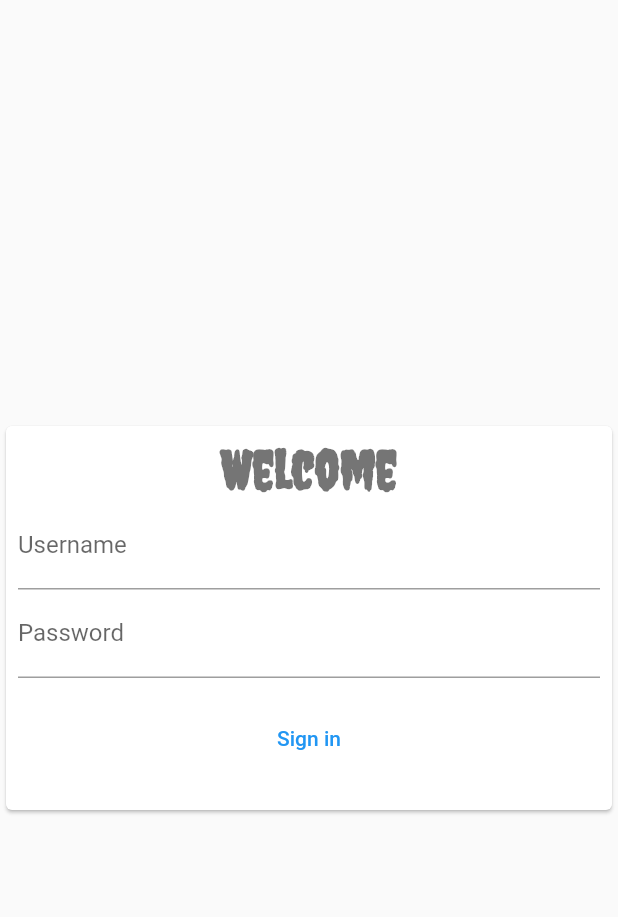
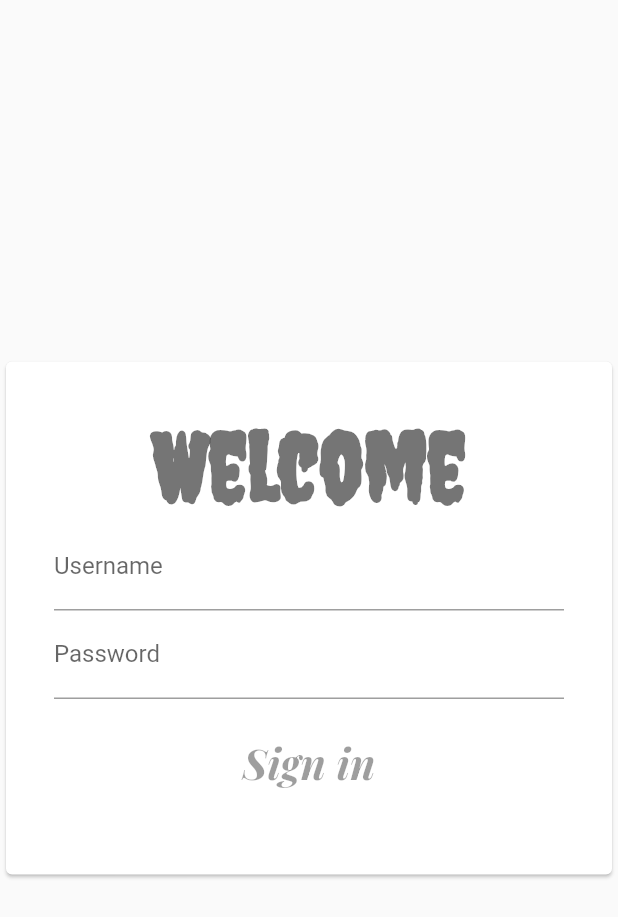
Before and after one commit to IT-HUSET/flutter-tmdb, a Flutter app: the screen it shows after launch, on a phone screen of 412 x 824 dp. Shown: the top 917 px of the screen. Run offline on Flutter 3.47's test engine with Material 2 defaults, Android fonts, the phone set to English and light mode, and no system bars; accounts and stored records are empty; network calls fail.

Commit message:
Step 5 (complete) files

```diff
--- /dev/null
+++ b/lib/application/app_router.dart
@@ -0,0 +1,19 @@
+import 'package:flutter/material.dart';
+import 'package:tmdb/data/repository/movie_repository.dart';
+import 'package:tmdb/presentation/favorites/favorites_screen.dart';
+import 'package:tmdb/presentation/movies/movie_detail_screen.dart';
+import 'package:tmdb/presentation/movies/movies_list_screen.dart';
+import 'package:tmdb/presentation/settings/settings_screen.dart';
+
+class AppRouter {
+  AppRouter(this._movieRepository);
+
+  final MovieRepository _movieRepository;
+
+  late final Map<String, WidgetBuilder> routes = {
+    'movies': (context) => MoviesListScreen(movieRepository: _movieRepository),
+    'movies/detail': (context) => const MovieDetail(),
+    'favorites': (context) => const FavoritesScreen(),
+    'settings': (context) => const SettingsScreen(),
+  };
+}
--- a/lib/application/app_state.dart
+++ b/lib/application/app_state.dart
@@ -1,6 +1,7 @@
 import 'dart:collection';
 
 import 'package:flutter/widgets.dart';
+import 'package:tmdb/application/app_router.dart';
 import 'package:tmdb/data/api/movie_db_api.dart';
 import 'package:tmdb/data/model/movie.dart';
 import 'package:tmdb/data/model/user_credentials.dart';
@@ -24,17 +25,33 @@ class AppStateProvider extends InheritedNotifier {
 class AppState extends ChangeNotifier {
   final MovieRepository movieRepository = MovieRepository(MovieDBApi());
 
+  late final AppRouter appRouter = AppRouter(movieRepository);
+
+  final mainNavigatorKey = GlobalKey<NavigatorState>();
+  NavigatorState get mainNavigator => mainNavigatorKey.currentState!;
+
+  Key mainScaffoldKey = UniqueKey();
+
   UserCredentials? _currentUser;
   UserCredentials? get currentUser => _currentUser;
 
   bool get isLoggedIn => _currentUser != null;
   void login(String username, String password) {
     _currentUser = UserCredentials(username, password);
+    _mainSectionIndex = 0;
     notifyListeners();
   }
 
   void logout() {
     _currentUser = null;
+    mainScaffoldKey = UniqueKey();
+    notifyListeners();
+  }
+
+  int _mainSectionIndex = 0;
+  int get mainSectionIndex => _mainSectionIndex;
+  set mainSectionIndex(int value) {
+    _mainSectionIndex = value;
     notifyListeners();
   }
 
--- a/lib/main.dart
+++ b/lib/main.dart
@@ -1,14 +1,15 @@
 import 'package:flutter/material.dart';
+
 import 'package:tmdb/application/app_state.dart';
-import 'package:tmdb/presentation/favorites/favorites_screen.dart';
 import 'package:tmdb/presentation/main/main_scaffold.dart';
-import 'package:tmdb/presentation/movies/movie_detail_screen.dart';
-import 'package:tmdb/presentation/movies/movies_list_screen.dart';
-import 'package:tmdb/presentation/settings/settings_screen.dart';
 import 'package:tmdb/presentation/sign_in/sign_in.dart';
 
-
-void main() => runApp(const MovieApp());
+void main() => runApp(
+      AppStateProvider(
+        appState: AppState(),
+        child: const MovieApp(),
+      ),
+    );
 
 class MovieApp extends StatefulWidget {
   const MovieApp({super.key});
@@ -18,54 +19,42 @@ class MovieApp extends StatefulWidget {
 }
 
 class _MovieAppState extends State<MovieApp> {
-  final _navigatorKey = GlobalKey<NavigatorState>();
-
-  final _appState = AppState();
-  bool _isLoggedIn = false;
-
-  Map<String, WidgetBuilder> get _routes => {
-    'sign_in': (context) => const SignInScreen(),
-    'movies': (context) => _withMainScaffold(MoviesListScreen(movieRepository: _appState.movieRepository), 0),
-    'movies/detail': (context) => _withMainScaffold(const MovieDetail(), 0),
-    'favorites': (context) => _withMainScaffold(const FavoritesScreen(), 1),
-    'settings': (context) => _withMainScaffold(const SettingsScreen(), 2),
-  };
-
-  @override
-  void initState() {
-    super.initState();
-    _appState.addListener(_appStateChanged);
-  }
-
-  void _appStateChanged() {
-    if (_isLoggedIn != _appState.isLoggedIn) {
-      _isLoggedIn = _appState.isLoggedIn;
-      _navigatorKey.currentState?.pushReplacementNamed(_isLoggedIn ? 'movies' : 'sign_in');
-    }
-  }
-
   @override
   Widget build(BuildContext context) {
-    return AppStateProvider(
-      appState: _appState,
-      child: MaterialApp(
-        title: 'Movie App',
-        theme: ThemeData(
+    return MaterialApp(
+      title: 'Movie App',
+      debugShowCheckedModeBanner: false,
+      theme: ThemeData(
           primarySwatch: Colors.blue,
           textTheme: const TextTheme(
-            displayLarge: TextStyle(fontSize: 64.0, fontWeight: FontWeight.bold, fontFamily: 'PlayfairDisplay'),
-            displayMedium: TextStyle(fontSize: 48.0, fontWeight: FontWeight.bold, fontStyle: FontStyle.italic, fontFamily: 'PlayfairDisplay'),
-            displaySmall: TextStyle(fontSize: 36.0, fontWeight: FontWeight.bold, fontFamily: 'Creepster'),
-          )
-        ),
-        navigatorKey: _navigatorKey,
-        initialRoute: 'sign_in',
-        routes: _routes,
-      ),
+            displayLarge: TextStyle(fontSize: 42.0, fontWeight: FontWeight.bold, fontFamily: 'PlayfairDisplay'),
+            displayMedium: TextStyle(
+                fontSize: 42.0,
+                fontWeight: FontWeight.bold,
+                fontStyle: FontStyle.italic,
+                fontFamily: 'PlayfairDisplay'),
+            displaySmall: TextStyle(fontSize: 28.0, fontWeight: FontWeight.bold, fontStyle: FontStyle.italic, fontFamily: 'PlayfairDisplay'),
+            headlineLarge: TextStyle(fontSize: 64.0, fontWeight: FontWeight.bold, fontFamily: 'Creepster'),
+            headlineMedium: TextStyle(fontSize: 36.0, fontWeight: FontWeight.bold, fontFamily: 'Creepster'),
+          )),
+      home: _AnimatedHomeContainer(),
     );
   }
+}
 
-  Widget _withMainScaffold(final Widget body, final int index) {
-    return MainScaffold(body: body, currentIndex: index);
+class _AnimatedHomeContainer extends StatelessWidget {
+  @override
+  Widget build(BuildContext context) {
+    final AppState appState = AppState.of(context);
+
+    final size = MediaQuery.of(context).size;
+    final constraints = BoxConstraints(maxHeight: size.height, maxWidth: size.width);
+
+    return AnimatedCrossFade(
+      duration: const Duration(milliseconds: 333),
+      firstChild: ConstrainedBox(constraints: constraints, child: const SignInScreen()),
+      secondChild: ConstrainedBox(constraints: constraints, child: MainScaffold(key: appState.mainScaffoldKey)),
+      crossFadeState: appState.isLoggedIn ? CrossFadeState.showSecond : CrossFadeState.showFirst,
+    );
   }
 }
--- a/lib/presentation/main/main_scaffold.dart
+++ b/lib/presentation/main/main_scaffold.dart
@@ -1,48 +1,57 @@
 import 'package:flutter/material.dart';
+
 import 'package:tmdb/application/app_state.dart';
+import 'package:tmdb/presentation/main/main_bottom_bar.dart';
 
-class MainScaffold extends StatelessWidget {
-  const MainScaffold({super.key, required this.body, required this.currentIndex});
+class MainScaffold extends StatefulWidget {
+  const MainScaffold({super.key});
 
-  final Widget body;
-  final int currentIndex;
+  @override
+  State<StatefulWidget> createState() => _MainScaffoldState();
+}
+
+class _MainScaffoldState extends State<MainScaffold> {
+  /// MaterialApp builds a HeroController by default for the root Navigator, but since we build navigators on our own,
+  /// we need to build a HeroController for each Navigator.
+  final _heroController = List.generate(3, (_) => MaterialApp.createMaterialHeroController());
 
   @override
   Widget build(BuildContext context) {
-    final AppState appState = AppState.of(context);
+    final appState = AppState.of(context);
 
     return Scaffold(
-      body: body,
-      bottomNavigationBar: BottomNavigationBar(
-        currentIndex: currentIndex,
-        items: [
-          const BottomNavigationBarItem(icon: Icon(Icons.movie), label: 'Movies'),
-          BottomNavigationBarItem(icon: _favoritesIcon(context, appState), label: 'Favorites'),
-          const BottomNavigationBarItem(icon: Icon(Icons.settings), label: 'Settings'),
+      body: Stack(
+        children: [
+          _navigator(context, appState, 'movies', 0),
+          _navigator(context, appState, 'favorites', 1),
+          _navigator(context, appState, 'settings', 2),
         ],
-        onTap: (value) {
-          if (value == 0) {
-            Navigator.of(context).pushReplacementNamed('movies');
-          } else if (value == 1) {
-            Navigator.of(context).pushReplacementNamed('favorites');
-          } else {
-            Navigator.of(context).pushReplacementNamed('settings');
-          }
-        },
+      ),
+      bottomNavigationBar: MainBottomBar(
+        currentIndex: appState.mainSectionIndex,
+        onTap: (index) => appState.mainSectionIndex = index,
       ),
     );
   }
 
-  Widget _favoritesIcon(BuildContext context, AppState appState) {
-    return Stack(alignment: Alignment.center,
-        children: <Widget>[
-          const Icon(Icons.favorite),
-          Center(child:
-            Padding(padding: const EdgeInsets.only(bottom: 2), child:
-              Text('${appState.favoriteCount}', style: const TextStyle(fontSize: 9, color: Colors.white),),
-            )
-          ),
-        ]
+  Widget _navigator(BuildContext context, AppState appState, String initialRoute, int index) {
+    final appRouter = appState.appRouter;
+
+    /// Define a scope for hero transitions - needs to be done for each Navigator.
+    return HeroControllerScope(
+      controller: _heroController[index],
+
+      /// We use Offstage to hide the Navigator that is not currently active.
+      child: Offstage(
+        offstage: index != appState.mainSectionIndex,
+        child: Navigator(
+          initialRoute: initialRoute,
+          onGenerateRoute: (settings) {
+            final String name = settings.name ?? '';
+            return MaterialPageRoute(settings: settings, builder: appRouter.routes[name]!);
+          },
+        ),
+      ),
     );
   }
 }
--- a/lib/presentation/sign_in/sign_in.dart
+++ b/lib/presentation/sign_in/sign_in.dart
@@ -1,4 +1,5 @@
 import 'package:flutter/material.dart';
+
 import 'package:tmdb/application/app_state.dart';
 
 /// The sign-in screen.
@@ -13,19 +14,48 @@ class _SignInScreenState extends State<SignInScreen> {
   final TextEditingController _usernameController = TextEditingController();
   final TextEditingController _passwordController = TextEditingController();
 
+  bool _canLogin = false;
+
+  void _userNameChanged() => setState(() {
+    _canLogin = _usernameController.value.text.isNotEmpty;
+  });
+
   @override
-  Widget build(BuildContext context) => Scaffold(
+  void initState() {
+    super.initState();
+    _usernameController.addListener(_userNameChanged);
+  }
+
+  void _login() {
+    AppState.of(context).login(
+      _usernameController.value.text,
+      _passwordController.value.text,
+    );
+    _usernameController.clear();
+    _passwordController.clear();
+  }
+
+  @override
+  Widget build(BuildContext context) {
+    return Scaffold(
       body: Center(
         child: Card(
           child: Container(
             constraints: BoxConstraints.loose(const Size(600, 600)),
-          padding: const EdgeInsets.all(8),
-          child: Column(
+            padding: const EdgeInsets.all(32),
+            child: _form(context),
+          ),
+        ),
+      ),
+    );
+  }
+
+  Widget _form(BuildContext context) {
+    return Column(
       mainAxisAlignment: MainAxisAlignment.center,
       mainAxisSize: MainAxisSize.min,
       children: <Widget>[
-              Text('Welcome',
-                  style: Theme.of(context).textTheme.displaySmall),
+        Text('Welcome', style: Theme.of(context).textTheme.headlineLarge),
         TextField(
           decoration: const InputDecoration(labelText: 'Username'),
           controller: _usernameController,
@@ -38,19 +68,12 @@ class _SignInScreenState extends State<SignInScreen> {
         Padding(
           padding: const EdgeInsets.all(16),
           child: TextButton(
-                  onPressed: () async {
-                    AppState.of(context).login(
-                        _usernameController.value.text,
-                        _passwordController.value.text,
-                    );
-                  },
+            style: TextButton.styleFrom(textStyle: Theme.of(context).textTheme.displaySmall),
+            onPressed: _canLogin ? _login : null,
             child: const Text('Sign in'),
           ),
         ),
       ],
-          ),
-        ),
-      ),
-    ),
     );
   }
+}
```
Also changed, not shown: lib/presentation/main/main_bottom_bar.dart (added, +44 -0 lines). Lines whose indentation alone changed are shown as unchanged.
